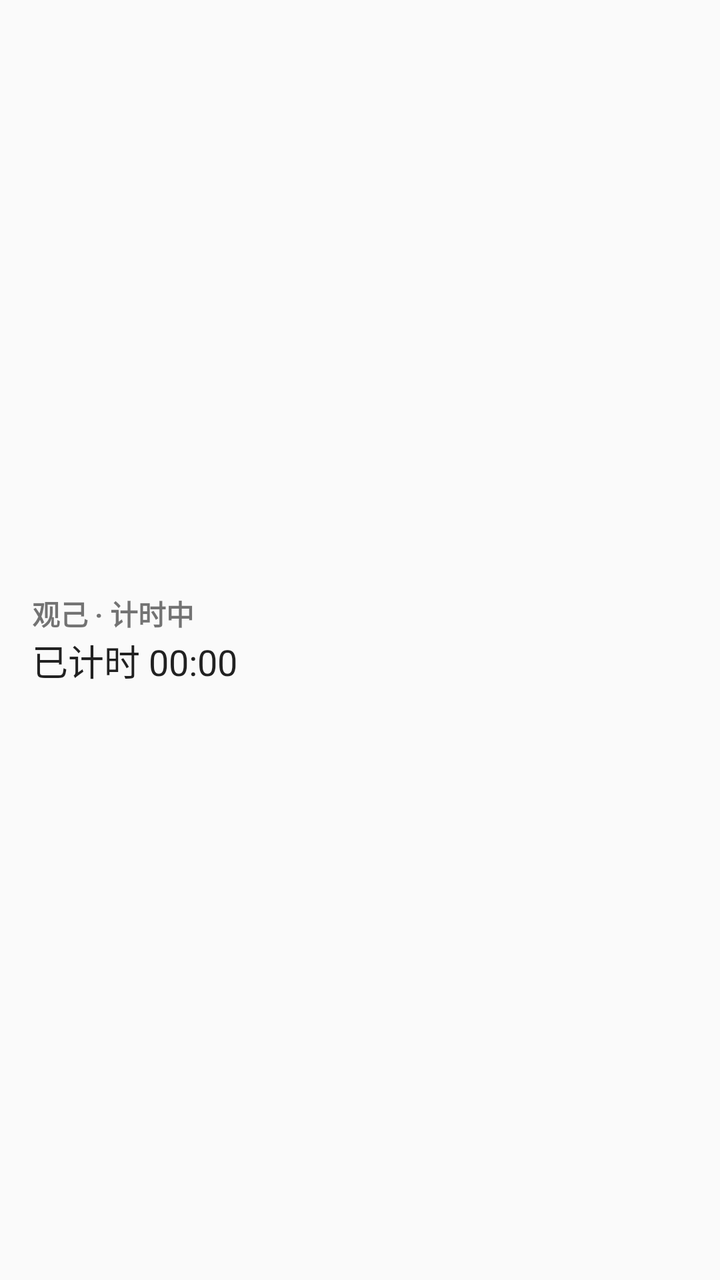
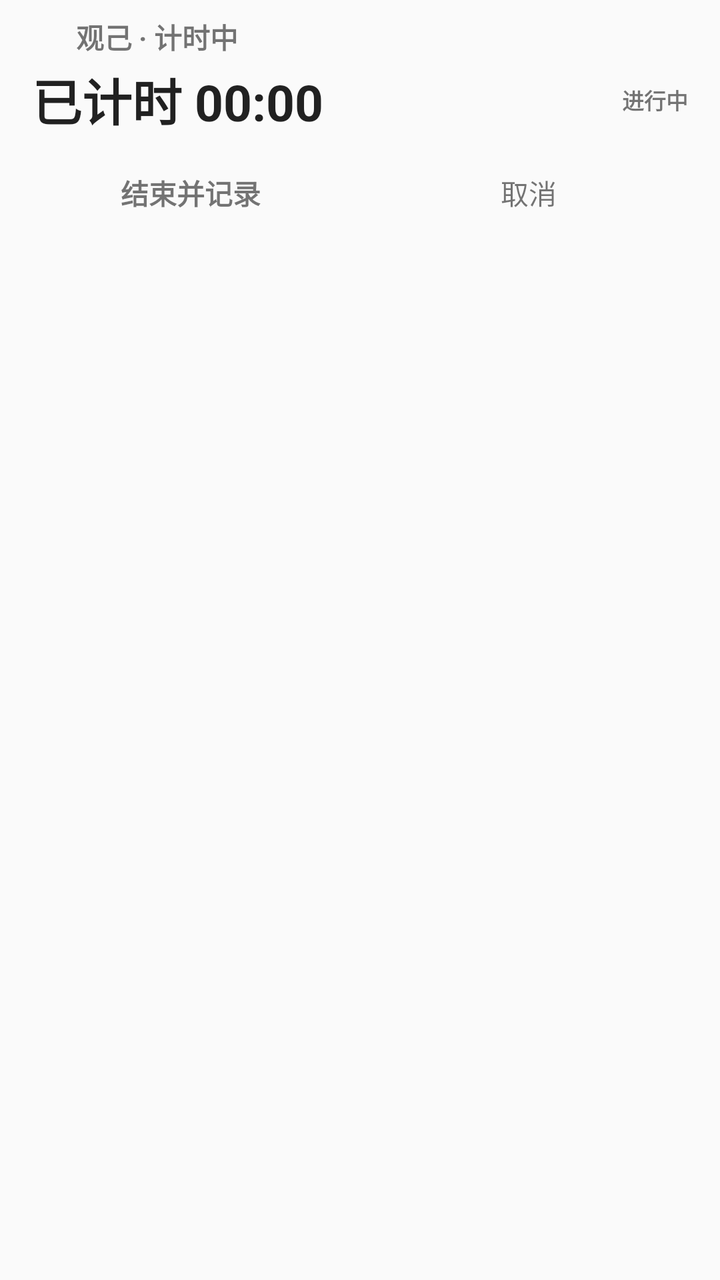

An Android layout rendered at two revisions. The XML below is the earlier revision; the diff shows what the commit changed to produce the second picture.
<!-- AndroidManifest.xml: application theme AppTheme -->
<!-- res/layout/flyme_live_content.xml -->
<?xml version="1.0" encoding="utf-8"?>
<LinearLayout xmlns:android="http://schemas.android.com/apk/res/android"
    android:layout_width="match_parent"
    android:layout_height="wrap_content"
    android:orientation="vertical"
    android:gravity="center_vertical"
    android:paddingStart="16dp"
    android:paddingTop="10dp"
    android:paddingEnd="16dp"
    android:paddingBottom="10dp">

    <TextView
        android:id="@+id/content_title"
        android:layout_width="wrap_content"
        android:layout_height="wrap_content"
        android:text="观己 · 计时中"
        android:textSize="14sp"
        android:textStyle="bold" />

    <Chronometer
        android:id="@+id/content_chronometer"
        android:layout_width="wrap_content"
        android:layout_height="wrap_content"
        android:format="已计时 %s"
        android:textSize="18sp" />
</LinearLayout>
<!-- resources referenced by this layout -->
<resources>
  <style name="AppTheme" parent="Theme.AppCompat.Light.DarkActionBar">
          
          <item name="colorPrimary">@color/colorPrimary</item>
          <item name="colorPrimaryDark">@color/colorPrimaryDark</item>
          <item name="colorAccent">@color/colorAccent</item>
      </style>
</resources>

<!-- the commit's change to res/layout/flyme_live_content.xml (unified diff, before → after) -->
@@ -1,26 +1,118 @@
 <?xml version="1.0" encoding="utf-8"?>
 <LinearLayout xmlns:android="http://schemas.android.com/apk/res/android"
+    android:id="@+id/content_root"
     android:layout_width="match_parent"
     android:layout_height="wrap_content"
     android:orientation="vertical"
-    android:gravity="center_vertical"
     android:paddingStart="16dp"
-    android:paddingTop="10dp"
+    android:paddingTop="8dp"
     android:paddingEnd="16dp"
-    android:paddingBottom="10dp">
+    android:paddingBottom="8dp">
 
-    <TextView
-        android:id="@+id/content_title"
-        android:layout_width="wrap_content"
+    
+    <LinearLayout
+        android:id="@+id/title_row"
+        android:layout_width="match_parent"
         android:layout_height="wrap_content"
-        android:text="观己 · 计时中"
-        android:textSize="14sp"
-        android:textStyle="bold" />
+        android:orientation="horizontal"
+        android:gravity="center_vertical">
 
-    <Chronometer
-        android:id="@+id/content_chronometer"
-        android:layout_width="wrap_content"
+        <LinearLayout
+            android:id="@+id/logo_box"
+            android:layout_width="16dp"
+            android:layout_height="16dp"
+            android:layout_marginEnd="6dp"
+            android:orientation="horizontal"
+            android:gravity="center">
+
+            <ImageView
+                android:id="@+id/logo_icon"
+                android:layout_width="10dp"
+                android:layout_height="10dp" />
+        </LinearLayout>
+
+        <TextView
+            android:id="@+id/content_title"
+            android:layout_width="wrap_content"
+            android:layout_height="wrap_content"
+            android:text="观己 · 计时中"
+            android:textSize="14sp"
+            android:textStyle="bold" />
+    </LinearLayout>
+
+    
+    <LinearLayout
+        android:id="@+id/chrono_row"
+        android:layout_width="match_parent"
         android:layout_height="wrap_content"
-        android:format="已计时 %s"
-        android:textSize="18sp" />
+        android:layout_marginTop="3dp"
+        android:orientation="horizontal"
+        android:gravity="center_vertical"
+        android:baselineAligned="false">
+
+        <Chronometer
+            android:id="@+id/content_chronometer"
+            android:layout_width="0dp"
+            android:layout_height="wrap_content"
+            android:layout_weight="1"
+            android:format="已计时 %s"
+            android:textSize="25sp"
+            android:textStyle="bold" />
+
+        <LinearLayout
+            android:id="@+id/status_row"
+            android:layout_width="wrap_content"
+            android:layout_height="wrap_content"
+            android:orientation="horizontal"
+            android:gravity="center_vertical">
+
+            <ImageView
+                android:id="@+id/status_dot"
+                android:layout_width="7dp"
+                android:layout_height="7dp"
+                android:layout_marginEnd="5dp" />
+
+            <TextView
+                android:id="@+id/status_text"
+                android:layout_width="wrap_content"
+                android:layout_height="wrap_content"
+                android:text="进行中"
+                android:textSize="11sp"
+                android:textStyle="bold" />
+        </LinearLayout>
+    </LinearLayout>
+
+    
+    <LinearLayout
+        android:id="@+id/btn_row"
+        android:layout_width="match_parent"
+        android:layout_height="wrap_content"
+        android:layout_marginTop="10dp"
+        android:orientation="horizontal">
+
+        <TextView
+            android:id="@+id/btn_finish"
+            android:layout_width="0dp"
+            android:layout_height="wrap_content"
+            android:layout_weight="1"
+            android:layout_marginEnd="5dp"
+            android:gravity="center"
+            android:paddingTop="8dp"
+            android:paddingBottom="8dp"
+            android:text="结束并记录"
+            android:textSize="14sp"
+            android:textStyle="bold" />
+
+        <TextView
+            android:id="@+id/btn_cancel"
+            android:layout_width="0dp"
+            android:layout_height="wrap_content"
+            android:layout_weight="1"
+            android:layout_marginStart="5dp"
+            android:gravity="center"
+            android:paddingTop="8dp"
+            android:paddingBottom="8dp"
+            android:text="取消"
+            android:textSize="14sp" />
+    </LinearLayout>
 </LinearLayout>
